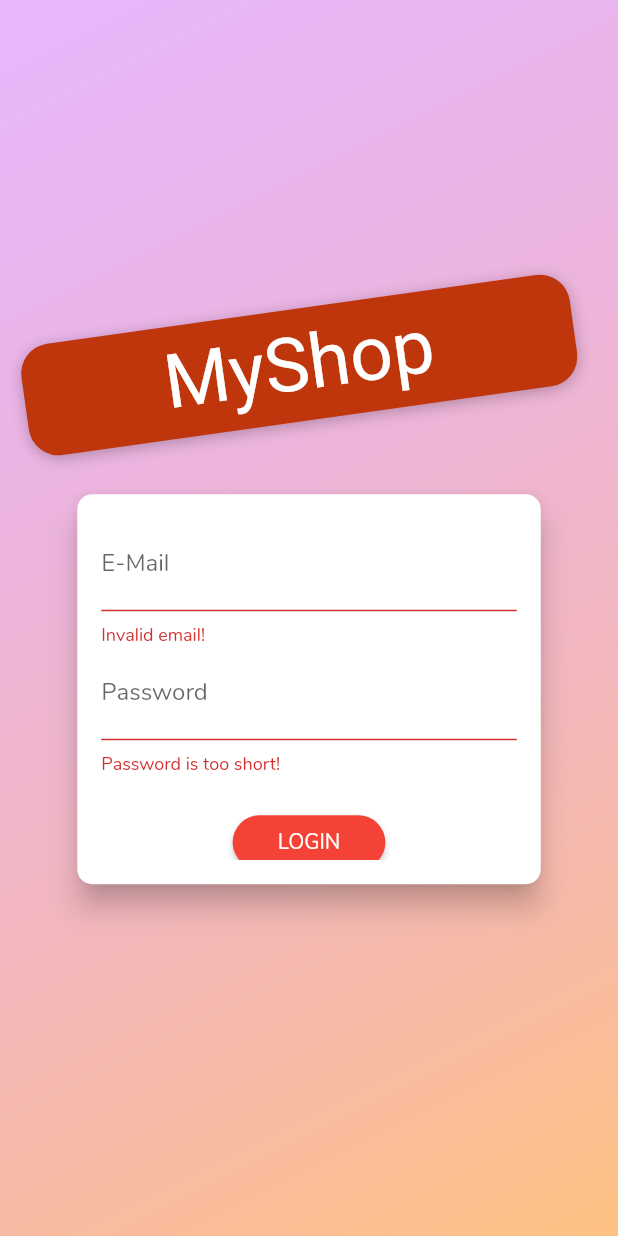
After one commit to minoesteban/fl-trip-app, a Flutter app: the AuthScreen screen opened directly, after a tap on "LOGIN", on a phone screen of 412 x 824 dp. The commit adds this screen. Run offline on Flutter 3.47's test engine with Material 2 defaults, Android fonts, the phone set to English and light mode, and no system bars; our stand-ins replace audio_service, badges, cached_network_image, file_picker, flutter_image_compress, flutter_secure_storage and 10 more; missing offline and left inert: amazon_cognito_identity_dart_2, audio_session, flag, geojson, google_maps_webservice, infinity_page_view and 1 more; accounts and stored records are empty; generated files the repository leaves out were written again; network calls fail; Roboto replaces fonts that are missing (Anton); statements that could not run were skipped.

Commit message:
antes de cambiar de nombre

```diff
--- /dev/null
+++ b/lib/ui/screens/login-2.dart
@@ -0,0 +1,316 @@
+import 'dart:math';
+
+import 'package:flutter/material.dart';
+import 'package:provider/provider.dart';
+import 'package:tripit/providers/user.provider.dart';
+
+enum AuthMode { Signup, Login }
+
+class AuthScreen extends StatelessWidget {
+  static const routeName = '/auth';
+
+  @override
+  Widget build(BuildContext context) {
+    final deviceSize = MediaQuery.of(context).size;
+    // final transformConfig = Matrix4.rotationZ(-8 * pi / 180);
+    // transformConfig.translate(-10.0);
+    return Scaffold(
+      // resizeToAvoidBottomInset: false,
+      body: Stack(
+        children: <Widget>[
+          Container(
+            decoration: BoxDecoration(
+              gradient: LinearGradient(
+                colors: [
+                  Color.fromRGBO(215, 117, 255, 1).withOpacity(0.5),
+                  Color.fromRGBO(255, 188, 117, 1).withOpacity(0.9),
+                ],
+                begin: Alignment.topLeft,
+                end: Alignment.bottomRight,
+                stops: [0, 1],
+              ),
+            ),
+          ),
+          SingleChildScrollView(
+            child: Container(
+              height: deviceSize.height,
+              width: deviceSize.width,
+              child: Column(
+                mainAxisAlignment: MainAxisAlignment.center,
+                crossAxisAlignment: CrossAxisAlignment.center,
+                children: <Widget>[
+                  Flexible(
+                    child: Container(
+                      margin: EdgeInsets.only(bottom: 20.0),
+                      padding:
+                          EdgeInsets.symmetric(vertical: 8.0, horizontal: 94.0),
+                      transform: Matrix4.rotationZ(-8 * pi / 180)
+                        ..translate(-10.0),
+                      // ..translate(-10.0),
+                      decoration: BoxDecoration(
+                        borderRadius: BorderRadius.circular(20),
+                        color: Colors.deepOrange.shade900,
+                        boxShadow: [
+                          BoxShadow(
+                            blurRadius: 8,
+                            color: Colors.black26,
+                            offset: Offset(0, 2),
+                          )
+                        ],
+                      ),
+                      child: Text(
+                        'MyShop',
+                        style: TextStyle(
+                          color: Theme.of(context).accentTextTheme.title.color,
+                          fontSize: 50,
+                          fontFamily: 'Anton',
+                          fontWeight: FontWeight.normal,
+                        ),
+                      ),
+                    ),
+                  ),
+                  Flexible(
+                    flex: deviceSize.width > 600 ? 2 : 1,
+                    child: AuthCard(),
+                  ),
+                ],
+              ),
+            ),
+          ),
+        ],
+      ),
+    );
+  }
+}
+
+class AuthCard extends StatefulWidget {
+  const AuthCard({
+    Key key,
+  }) : super(key: key);
+
+  @override
+  _AuthCardState createState() => _AuthCardState();
+}
+
+class _AuthCardState extends State<AuthCard>
+    with SingleTickerProviderStateMixin {
+  final GlobalKey<FormState> _formKey = GlobalKey();
+  AuthMode _authMode = AuthMode.Login;
+  Map<String, String> _authData = {
+    'email': '',
+    'password': '',
+  };
+  var _isLoading = false;
+  final _passwordController = TextEditingController();
+  AnimationController _controller;
+  Animation<Offset> _slideAnimation;
+  Animation<double> _opacityAnimation;
+
+  @override
+  void initState() {
+    super.initState();
+    _controller = AnimationController(
+      vsync: this,
+      duration: Duration(
+        milliseconds: 300,
+      ),
+    );
+    _slideAnimation = Tween<Offset>(
+      begin: Offset(0, -1.5),
+      end: Offset(0, 0),
+    ).animate(
+      CurvedAnimation(
+        parent: _controller,
+        curve: Curves.fastOutSlowIn,
+      ),
+    );
+    _opacityAnimation = Tween(begin: 0.0, end: 1.0).animate(
+      CurvedAnimation(
+        parent: _controller,
+        curve: Curves.easeIn,
+      ),
+    );
+    // _heightAnimation.addListener(() => setState(() {}));
+  }
+
+  @override
+  void dispose() {
+    // TODO: implement dispose
+    super.dispose();
+    _controller.dispose();
+  }
+
+  void _showErrorDialog(String message) {
+    showDialog(
+      context: context,
+      builder: (ctx) => AlertDialog(
+        title: Text('An Error Occurred!'),
+        content: Text(message),
+        actions: <Widget>[
+          FlatButton(
+            child: Text('Okay'),
+            onPressed: () {
+              Navigator.of(ctx).pop();
+            },
+          )
+        ],
+      ),
+    );
+  }
+
+  Future<void> _submit() async {
+    if (!_formKey.currentState.validate()) {
+      // Invalid!
+      return;
+    }
+    _formKey.currentState.save();
+    setState(() {
+      _isLoading = true;
+    });
+    try {
+      if (_authMode == AuthMode.Login) {
+        // Log user in
+        await Provider.of<UserProvider>(context, listen: false).login(
+          _authData['email'],
+          _authData['password'],
+        );
+      } else {
+        // Sign user up
+        await Provider.of<UserProvider>(context, listen: false).signup(
+          _authData['email'],
+          _authData['password'],
+        );
+      }
+    } catch (error) {
+      const errorMessage =
+          'Could not authenticate you. Please try again later.';
+      _showErrorDialog(errorMessage);
+    }
+
+    setState(() {
+      _isLoading = false;
+    });
+  }
+
+  void _switchAuthMode() {
+    if (_authMode == AuthMode.Login) {
+      setState(() {
+        _authMode = AuthMode.Signup;
+      });
+      _controller.forward();
+    } else {
+      setState(() {
+        _authMode = AuthMode.Login;
+      });
+      _controller.reverse();
+    }
+  }
+
+  @override
+  Widget build(BuildContext context) {
+    final deviceSize = MediaQuery.of(context).size;
+    return Card(
+      shape: RoundedRectangleBorder(
+        borderRadius: BorderRadius.circular(10.0),
+      ),
+      elevation: 8.0,
+      child: AnimatedContainer(
+        duration: Duration(milliseconds: 300),
+        curve: Curves.easeIn,
+        height: _authMode == AuthMode.Signup ? 320 : 260,
+        // height: _heightAnimation.value.height,
+        constraints:
+            BoxConstraints(minHeight: _authMode == AuthMode.Signup ? 320 : 260),
+        width: deviceSize.width * 0.75,
+        padding: EdgeInsets.all(16.0),
+        child: Form(
+          key: _formKey,
+          child: SingleChildScrollView(
+            child: Column(
+              children: <Widget>[
+                TextFormField(
+                  decoration: InputDecoration(labelText: 'E-Mail'),
+                  keyboardType: TextInputType.emailAddress,
+                  validator: (value) {
+                    if (value.isEmpty || !value.contains('@')) {
+                      return 'Invalid email!';
+                    }
+                  },
+                  onSaved: (value) {
+                    _authData['email'] = value;
+                  },
+                ),
+                TextFormField(
+                  decoration: InputDecoration(labelText: 'Password'),
+                  obscureText: true,
+                  controller: _passwordController,
+                  validator: (value) {
+                    if (value.isEmpty || value.length < 5) {
+                      return 'Password is too short!';
+                    }
+                  },
+                  onSaved: (value) {
+                    _authData['password'] = value;
+                  },
+                ),
+                AnimatedContainer(
+                  constraints: BoxConstraints(
+                    minHeight: _authMode == AuthMode.Signup ? 60 : 0,
+                    maxHeight: _authMode == AuthMode.Signup ? 120 : 0,
+                  ),
+                  duration: Duration(milliseconds: 300),
+                  curve: Curves.easeIn,
+                  child: FadeTransition(
+                    opacity: _opacityAnimation,
+                    child: SlideTransition(
+                      position: _slideAnimation,
+                      child: TextFormField(
+                        enabled: _authMode == AuthMode.Signup,
+                        decoration:
+                            InputDecoration(labelText: 'Confirm Password'),
+                        obscureText: true,
+                        validator: _authMode == AuthMode.Signup
+                            ? (value) {
+                                if (value != _passwordController.text) {
+                                  return 'Passwords do not match!';
+                                }
+                              }
+                            : null,
+                      ),
+                    ),
+                  ),
+                ),
+                SizedBox(
+                  height: 20,
+                ),
+                if (_isLoading)
+                  CircularProgressIndicator()
+                else
+                  RaisedButton(
+                    child:
+                        Text(_authMode == AuthMode.Login ? 'LOGIN' : 'SIGN UP'),
+                    onPressed: _submit,
+                    shape: RoundedRectangleBorder(
+                      borderRadius: BorderRadius.circular(30),
+                    ),
+                    padding:
+                        EdgeInsets.symmetric(horizontal: 30.0, vertical: 8.0),
+                    color: Theme.of(context).primaryColor,
+                    textColor: Theme.of(context).primaryTextTheme.button.color,
+                  ),
+                FlatButton(
+                  child: Text(
+                      '${_authMode == AuthMode.Login ? 'SIGNUP' : 'LOGIN'} INSTEAD'),
+                  onPressed: _switchAuthMode,
+                  padding: EdgeInsets.symmetric(horizontal: 30.0, vertical: 4),
+                  materialTapTargetSize: MaterialTapTargetSize.shrinkWrap,
+                  textColor: Theme.of(context).primaryColor,
+                ),
+              ],
+            ),
+          ),
+        ),
+      ),
+    );
+  }
+}
```
Also changed, not shown: lib/core/controllers/user.controller.dart (+12 -0 lines), lib/main.dart (+23 -7 lines), lib/providers/user.provider.dart (+25 -12 lines), lib/ui/screens/login.dart (+18 -11 lines), lib/ui/screens/tab-navigator.dart (+4 -4 lines), lib/ui/screens/trip-main.dart (+1 -25 lines), lib/ui/screens/trip-new.dart (+1 -25 lines), lib/ui/utils/brackground-audio-player.dart (+1 -6 lines), pubspec.yaml (+11 -10 lines), pubspec.lock, 3 other files.
